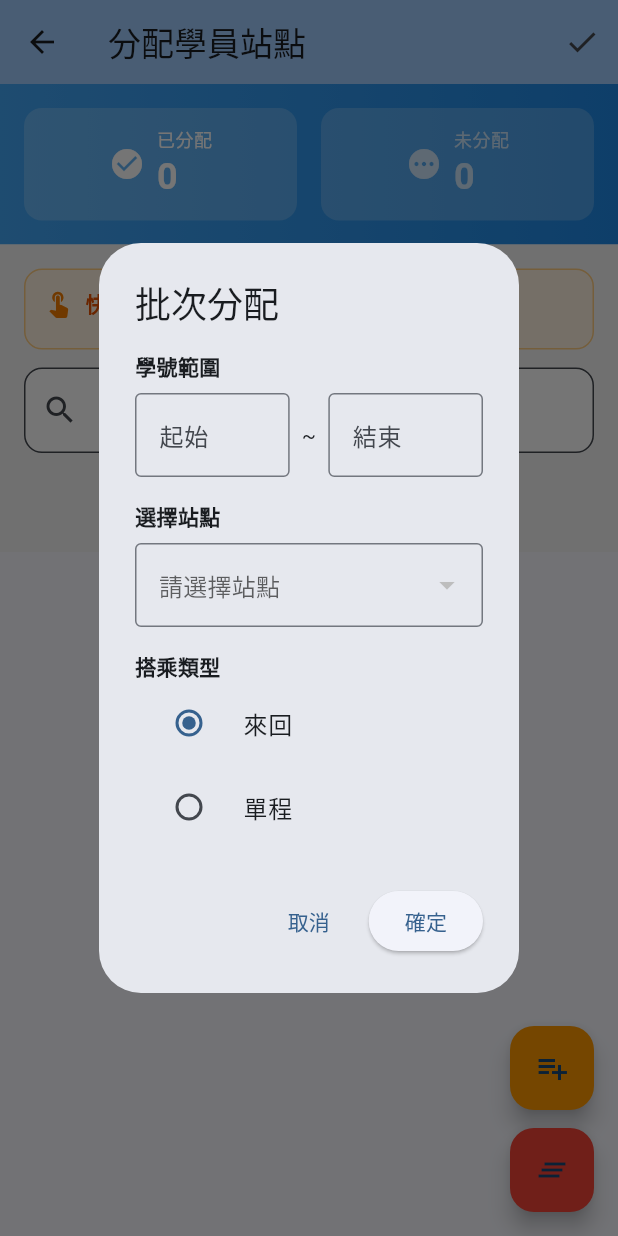
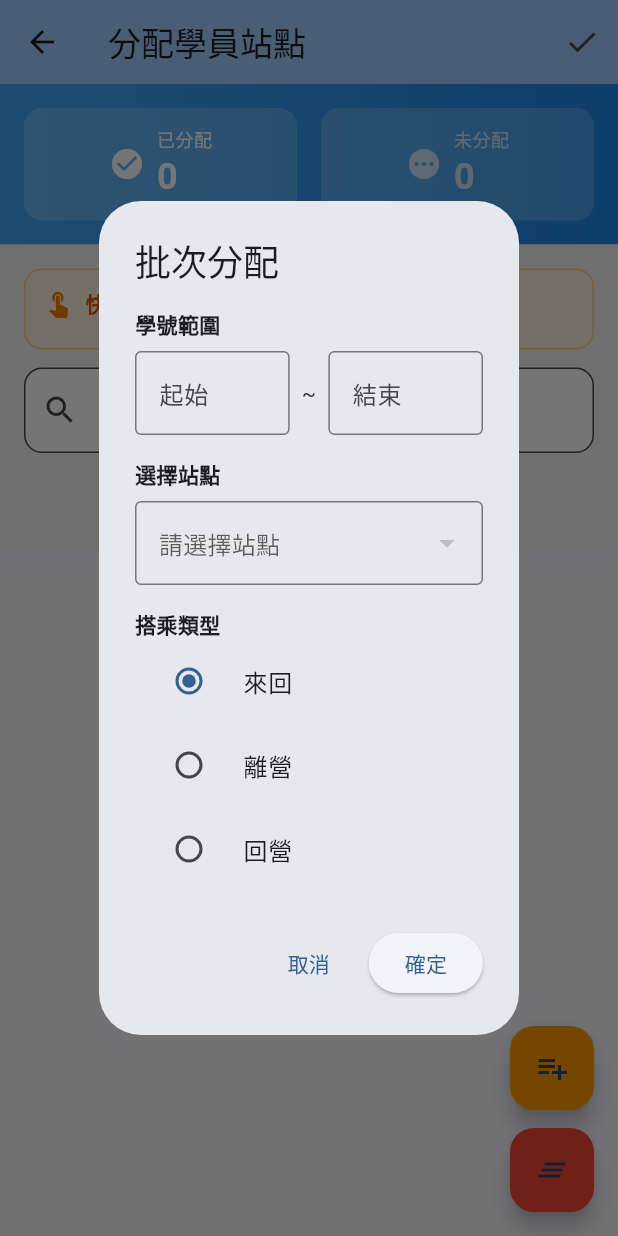
Before and after one commit to j84637587/military-staff-shuttle, a Flutter app: the StudentAssignmentPage screen opened directly with empty values, after a tap on the "playlist add" icon, on a phone screen of 412 x 824 dp. Run offline on Flutter 3.47's test engine with Material 3 defaults, Android fonts, the phone set to English and light mode, and no system bars; our stand-ins replace shared_preferences; accounts and stored records are empty.

Commit message:
refactor: Replace one-way ride type with leave/return base options

```diff
--- a/lib/models/student_ride.dart
+++ b/lib/models/student_ride.dart
@@ -1,8 +1,8 @@
 /// 學員搭乘類型
 enum RideType {
   roundTrip, // 來回
-  outboundOnly, // 只搭去程
-  returnOnly, // 只搭返程
+  leaveBase, // 離營（去程）
+  returnBase, // 回營（返程）
 }
 
 /// 學員搭乘資料
--- a/lib/pages/create_record_page.dart
+++ b/lib/pages/create_record_page.dart
@@ -554,18 +554,42 @@ class _StudentAssignmentPageState extends State<StudentAssignmentPage> {
                                 label: const Row(
                                   mainAxisSize: MainAxisSize.min,
                                   children: [
-                                    Icon(Icons.arrow_forward, size: 16),
+                                    Icon(Icons.logout, size: 16),
                                     SizedBox(width: 4),
-                                    Text('單程'),
+                                    Text('離營'),
                                   ],
                                 ),
                                 selected:
-                                    _quickSelectRideType == RideType.returnOnly,
+                                    _quickSelectRideType == RideType.leaveBase,
+                                onSelected: (selected) {
+                                  if (selected) {
+                                    setState(() {
+                                      _quickSelectRideType = RideType.leaveBase;
+                                    });
+                                  }
+                                },
+                                selectedColor: Colors.orange[300],
+                                backgroundColor: Colors.white,
+                              ),
+                            ),
+                            const SizedBox(width: 8),
+                            Expanded(
+                              child: ChoiceChip(
+                                label: const Row(
+                                  mainAxisSize: MainAxisSize.min,
+                                  children: [
+                                    Icon(Icons.login, size: 16),
+                                    SizedBox(width: 4),
+                                    Text('回營'),
+                                  ],
+                                ),
+                                selected:
+                                    _quickSelectRideType == RideType.returnBase,
                                 onSelected: (selected) {
                                   if (selected) {
                                     setState(() {
                                       _quickSelectRideType =
-                                          RideType.returnOnly;
+                                          RideType.returnBase;
                                     });
                                   }
                                 },
@@ -1004,15 +1028,26 @@ class _StudentAssignmentPageState extends State<StudentAssignmentPage> {
                   secondary: const Icon(Icons.sync_alt),
                 ),
                 RadioListTile<RideType>(
-                  value: RideType.returnOnly,
+                  value: RideType.leaveBase,
                   groupValue: selectedRideType,
                   onChanged: (value) {
                     setDialogState(() {
                       selectedRideType = value!;
                     });
                   },
-                  title: const Text('單程'),
-                  secondary: const Icon(Icons.arrow_forward),
+                  title: const Text('離營'),
+                  secondary: const Icon(Icons.logout),
+                ),
+                RadioListTile<RideType>(
+                  value: RideType.returnBase,
+                  groupValue: selectedRideType,
+                  onChanged: (value) {
+                    setDialogState(() {
+                      selectedRideType = value!;
+                    });
+                  },
+                  title: const Text('回營'),
+                  secondary: const Icon(Icons.login),
                 ),
               ],
             ),
@@ -1179,14 +1214,24 @@ class _StudentAssignmentPageState extends State<StudentAssignmentPage> {
                   title: const Text('來回'),
                 ),
                 RadioListTile<RideType>(
-                  value: RideType.returnOnly,
+                  value: RideType.leaveBase,
                   groupValue: selectedRideType,
                   onChanged: (value) {
                     setDialogState(() {
                       selectedRideType = value!;
                     });
                   },
-                  title: const Text('單程'),
+                  title: const Text('離營'),
+                ),
+                RadioListTile<RideType>(
+                  value: RideType.returnBase,
+                  groupValue: selectedRideType,
+                  onChanged: (value) {
+                    setDialogState(() {
+                      selectedRideType = value!;
+                    });
+                  },
+                  title: const Text('回營'),
                 ),
               ],
             ),
```
Also changed, not shown: lib/pages/record_detail_page.dart (+25 -7 lines), lib/providers/app_provider.dart (+16 -8 lines).
